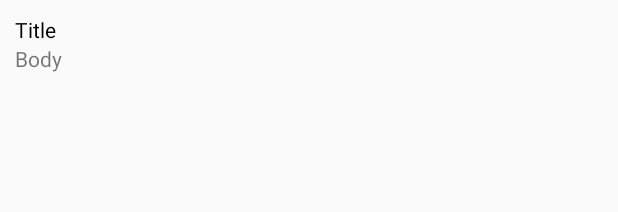
After one commit to soniablanco/posting, an Android app: the layout message_list_item.xml on its own in the app's theme, with its tools: preview values and no code run, on a phone screen of 412 x 824 dp. The commit adds this screen. Shown: the top 212 px of the screen. Run offline under Robolectric (Android 15) with nearby library versions, the phone set to English and light mode, and no system bars; network calls fail.

Commit message:
showing message list

```diff
--- a/app/build.gradle
+++ b/app/build.gradle
@@ -28,6 +28,8 @@ dependencies {
     implementation 'androidx.appcompat:appcompat:1.1.0-alpha04'
     implementation 'androidx.core:core-ktx:1.1.0-alpha05'
     implementation 'androidx.constraintlayout:constraintlayout:1.1.3'
+    implementation "androidx.recyclerview:recyclerview:1.1.0-alpha04"
+
     testImplementation 'junit:junit:4.12'
     androidTestImplementation 'androidx.test:runner:1.1.0-alpha4'
     androidTestImplementation 'androidx.test.espresso:espresso-core:3.1.0-alpha4'
--- /dev/null
+++ b/app/src/main/res/layout/message_list_item.xml
@@ -0,0 +1,25 @@
+<?xml version="1.0" encoding="utf-8"?>
+<androidx.constraintlayout.widget.ConstraintLayout
+    xmlns:android="http://schemas.android.com/apk/res/android"
+    xmlns:tools="http://schemas.android.com/tools"
+    xmlns:app="http://schemas.android.com/apk/res-auto"
+    android:layout_width="match_parent"
+    android:layout_height="wrap_content"
+    android:padding="10dp">
+    <TextView
+        android:id="@+id/message_title"
+        android:text="Title"
+        android:textSize="14sp"
+        android:textColor="#000"
+        android:layout_width="wrap_content"
+        android:layout_height="wrap_content"
+        app:layout_constraintLeft_toLeftOf="parent"
+        app:layout_constraintTop_toTopOf="parent"/>
+    <TextView
+        android:id="@+id/message_body"
+        android:text="Body"
+        android:layout_width="wrap_content"
+        android:layout_height="wrap_content"
+        app:layout_constraintLeft_toLeftOf="parent"
+        app:layout_constraintTop_toBottomOf="@id/message_title"/>
+</androidx.constraintlayout.widget.ConstraintLayout>
```
Also changed, not shown: app/src/main/java/sblanco/reactive/posts/MainActivity.kt (+50 -6 lines), app/src/main/res/layout/activity_main.xml (+8 -9 lines), app/src/main/java/sblanco/reactive/posts/common/Extensions.kt (line endings or trailing spaces).
